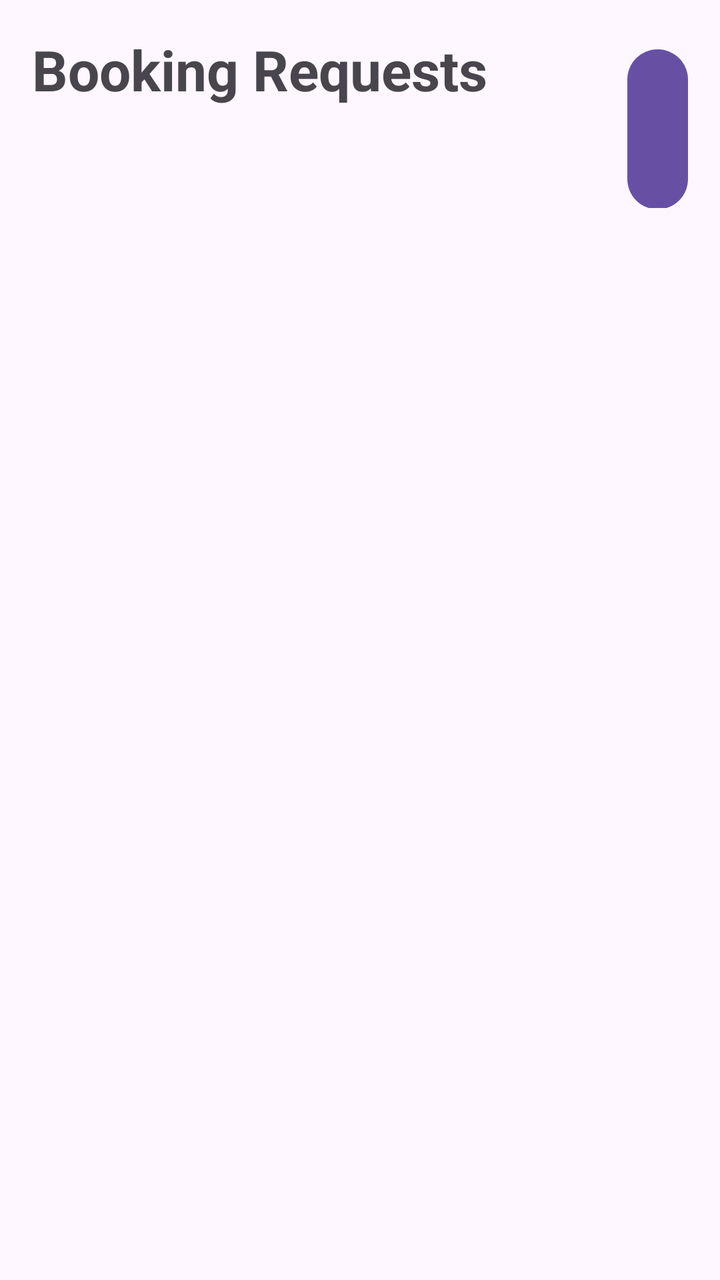
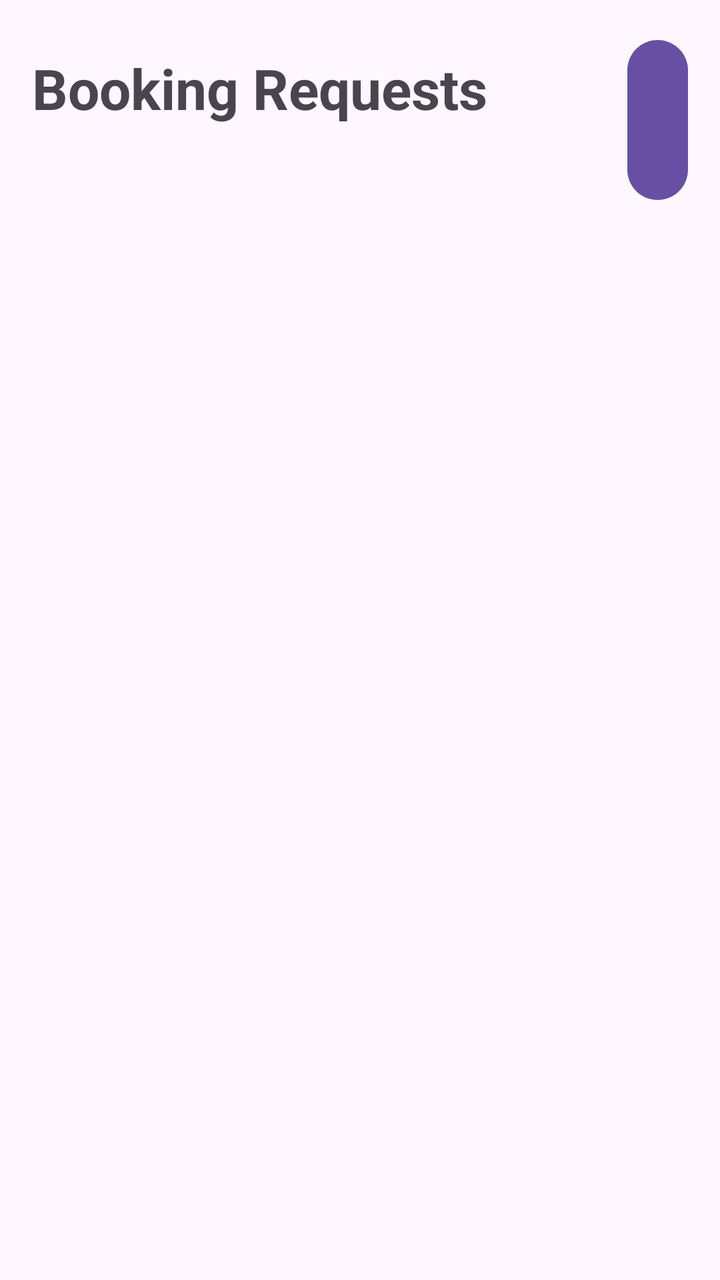

Compare the two renders of this Android layout. The source of the first and the diff that turns it into the second are given below.
<!-- AndroidManifest.xml: application theme Theme.ISCG7424GroupAssessment -->
<!-- res/layout/activity_staff_booking_request.xml -->
<?xml version="1.0" encoding="utf-8"?>
<LinearLayout xmlns:android="http://schemas.android.com/apk/res/android"
    xmlns:app="http://schemas.android.com/apk/res-auto"
    xmlns:tools="http://schemas.android.com/tools"
    android:id="@+id/main"
    android:layout_width="match_parent"
    android:layout_height="match_parent"
    tools:context=".staff.S_BookingRequest"
    android:orientation="vertical"
    android:padding="16dp">

    <LinearLayout
        android:layout_width="match_parent"
        android:layout_height="wrap_content"
        android:orientation="horizontal">

        <TextView
            android:layout_width="wrap_content"
            android:layout_height="wrap_content"
            android:text="Booking Requests"
            android:textSize="28sp"
            android:textStyle="bold"
            android:layout_marginBottom="16dp"/>

        <Button
            android:onClick="btnBack"
            android:layout_marginStart="70dp"
            android:layout_width="wrap_content"
            android:layout_height="wrap_content"
            android:text="Back"/>

    </LinearLayout>


    <androidx.recyclerview.widget.RecyclerView
        android:id="@+id/recyclerBookingRequests"
        android:layout_width="match_parent"
        android:layout_height="match_parent"/>

</LinearLayout>
<!-- resources referenced by this layout -->
<resources>
  <style name="Theme.ISCG7424GroupAssessment" parent="Base.Theme.ISCG7424GroupAssessment" />
  <style name="Base.Theme.ISCG7424GroupAssessment" parent="Theme.Material3.DayNight.NoActionBar">
          
          
      </style>
</resources>

<!-- the commit's change to res/layout/activity_staff_booking_request.xml (unified diff, before → after) -->
@@ -1,17 +1,17 @@
 <?xml version="1.0" encoding="utf-8"?>
 <LinearLayout xmlns:android="http://schemas.android.com/apk/res/android"
-    xmlns:app="http://schemas.android.com/apk/res-auto"
     xmlns:tools="http://schemas.android.com/tools"
     android:id="@+id/main"
     android:layout_width="match_parent"
     android:layout_height="match_parent"
-    tools:context=".staff.S_BookingRequest"
     android:orientation="vertical"
-    android:padding="16dp">
+    android:padding="16dp"
+    tools:context=".staff.S_BookingRequest">
 
     <LinearLayout
         android:layout_width="match_parent"
         android:layout_height="wrap_content"
+        android:gravity="center_vertical"
         android:orientation="horizontal">
 
         <TextView
@@ -23,7 +23,7 @@
             android:layout_marginBottom="16dp"/>
 
         <Button
-            android:onClick="btnBack"
+            android:id="@+id/btn_staffBRBack"
             android:layout_marginStart="70dp"
             android:layout_width="wrap_content"
             android:layout_height="wrap_content"
@@ -32,9 +32,107 @@
     </LinearLayout>
 
 
+    <TextView
+        android:id="@+id/tv_emptyBookingRequests"
+        android:layout_width="match_parent"
+        android:layout_height="wrap_content"
+        android:layout_marginTop="32dp"
+        android:gravity="center"
+        android:text="No pending booking requests."
+        android:textSize="16sp"
+        android:visibility="gone"/>
+
     <androidx.recyclerview.widget.RecyclerView
         android:id="@+id/recyclerBookingRequests"
         android:layout_width="match_parent"
-        android:layout_height="match_parent"/>
+        android:layout_height="0dp"
+        android:layout_marginTop="12dp"
+        android:layout_weight="1"
+        android:clipToPadding="false"
+        android:paddingBottom="8dp"
+        tools:listitem="@layout/staff_booking_item"/>
 
 </LinearLayout>
+<!-- res/layout/staff_booking_item.xml (included above) -->
+<?xml version="1.0" encoding="utf-8"?>
+<androidx.cardview.widget.CardView xmlns:android="http://schemas.android.com/apk/res/android"
+    xmlns:app="http://schemas.android.com/apk/res-auto"
+    android:layout_width="match_parent"
+    android:layout_height="wrap_content"
+    android:layout_marginBottom="12dp"
+    app:cardBackgroundColor="#E0E0E0"
+    app:cardCornerRadius="12dp"
+    app:cardElevation="3dp">
+
+    <LinearLayout
+        android:layout_width="match_parent"
+        android:layout_height="wrap_content"
+        android:orientation="vertical"
+        android:padding="16dp">
+
+        <TextView
+            android:id="@+id/tv_staffBookingCustomer"
+            android:layout_width="wrap_content"
+            android:layout_height="wrap_content"
+            android:text="Customer: John"
+            android:textSize="17sp"
+            android:textStyle="bold" />
+
+        <TextView
+            android:id="@+id/tv_staffBookingDateTime"
+            android:layout_width="wrap_content"
+            android:layout_height="wrap_content"
+            android:layout_marginTop="6dp"
+            android:text="20/10/2026 18:30"
+            android:textSize="14sp" />
+
+        <TextView
+            android:id="@+id/tv_staffBookingGuests"
+            android:layout_width="wrap_content"
+            android:layout_height="wrap_content"
+            android:layout_marginTop="4dp"
+            android:text="Guests: 4"
+            android:textSize="14sp" />
+
+        <TextView
+            android:id="@+id/tv_staffBookingTable"
+            android:layout_width="wrap_content"
+            android:layout_height="wrap_content"
+            android:layout_marginTop="4dp"
+            android:text="Table: Not assigned yet"
+            android:textSize="14sp" />
+
+        <TextView
+            android:id="@+id/tv_staffBookingStatus"
+            android:layout_width="wrap_content"
+            android:layout_height="wrap_content"
+            android:layout_marginTop="6dp"
+            android:text="Status: Pending"
+            android:textSize="14sp"
+            android:textStyle="bold" />
+
+        <LinearLayout
+            android:layout_width="match_parent"
+            android:layout_height="wrap_content"
+            android:layout_marginTop="12dp"
+            android:gravity="end"
+            android:orientation="horizontal">
+
+            <Button
+                android:id="@+id/btn_staffConfirmBooking"
+                android:layout_width="wrap_content"
+                android:layout_height="wrap_content"
+                android:text="Approve" />
+
+            <Button
+                android:id="@+id/btn_staffCancelBooking"
+                android:layout_width="wrap_content"
+                android:layout_height="wrap_content"
+                android:layout_marginStart="8dp"
+                android:text="Cancel" />
+
+        </LinearLayout>
+
+    </LinearLayout>
+
+</androidx.cardview.widget.CardView>
